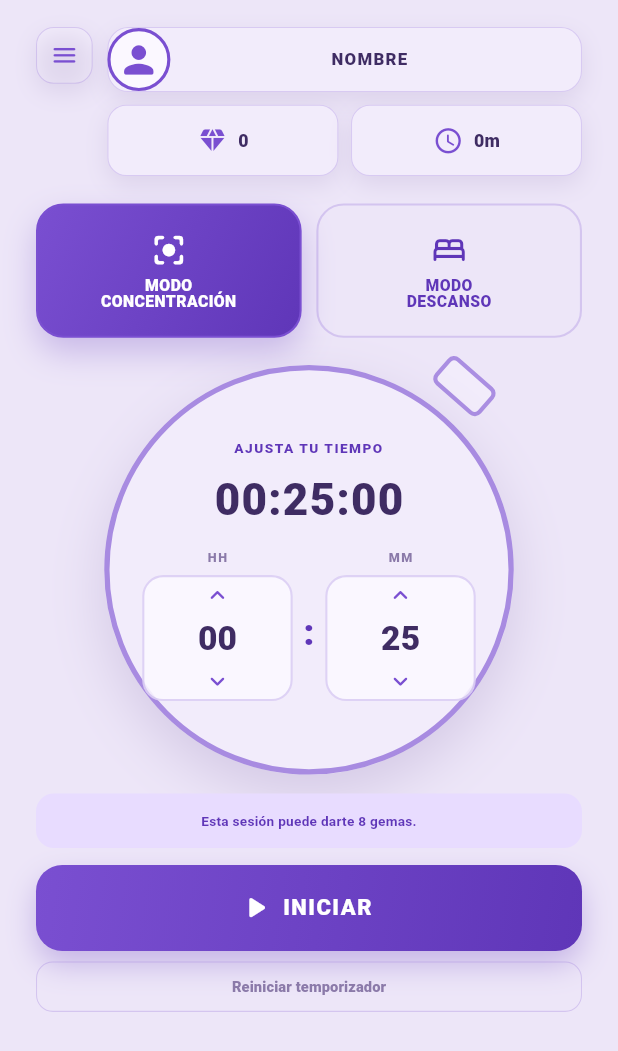
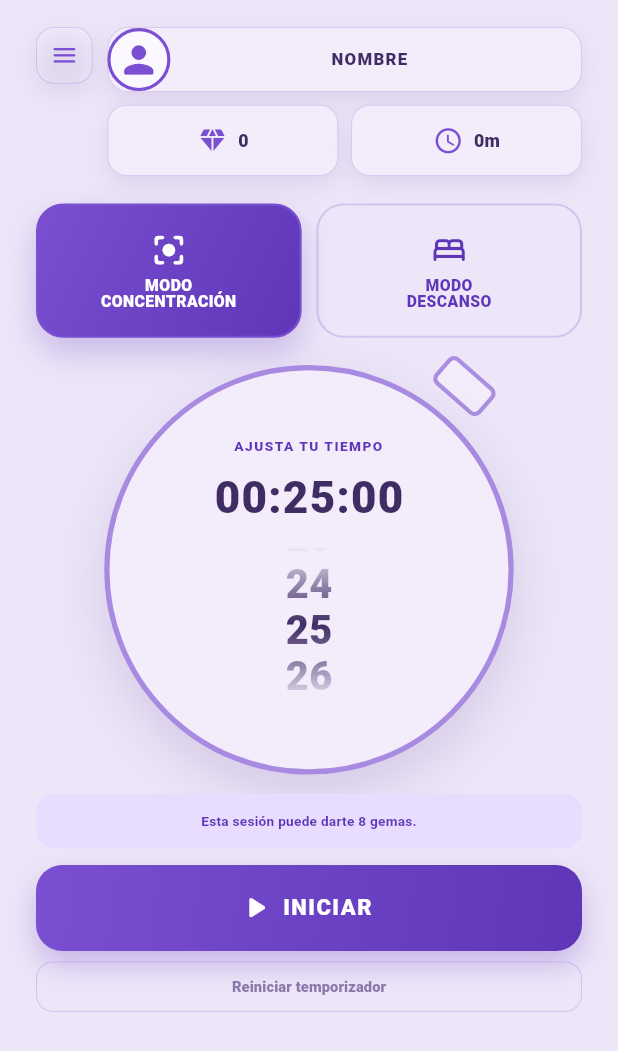
Before and after one commit to jayiel04/Atomic-Task, a Flutter app: the screen it shows after launch, on a phone screen of 412 x 824 dp. Shown: the top 1051 px of the screen. Run offline on Flutter 3.47's test engine with Material 3 defaults, Android fonts, the phone set to English and light mode, and no system bars; our stand-ins replace flutter_local_notifications, shared_preferences, timezone.

Commit message:
se mejoro y unifico el selector de minutos

```diff
--- a/lib/app.dart
+++ b/lib/app.dart
@@ -42,6 +42,8 @@
 
     _lifecycleListener = AppLifecycleListener(
       onResume: _controller.syncWithClock,
+      onPause: _controller.flushProgress,
+      onDetach: _controller.flushProgress,
     );
   }
 
--- a/lib/core/constants/timer_constants.dart
+++ b/lib/core/constants/timer_constants.dart
@@ -5,6 +5,5 @@
   static const int defaultFocusMinutes = 25;
   static const int defaultRestMinutes = 5;
 
-  static const int maximumHours = 23;
-  static const int maximumMinutes = 59;
+  static const int maximumMinutes = 120;
 }
--- a/lib/features/timer/data/services/local_timer_notification_service.dart
+++ b/lib/features/timer/data/services/local_timer_notification_service.dart
@@ -86,16 +86,16 @@
       return;
     }
 
-    await _runSafely('mostrar el tiempo restante', () {
+    await _runSafely('mostrar el tiempo inicial', () {
       return _plugin.show(
         id: _timerNotificationId,
         title: '$timerName en curso',
-        body: 'Tiempo restante: ${_formatDuration(remainingSeconds)}',
+        body: 'Tiempo inicial: ${_formatDuration(remainingSeconds)}',
         notificationDetails: NotificationDetails(
           android: AndroidNotificationDetails(
             'active_timer',
             'Temporizador en curso',
-            channelDescription: 'Muestra el tiempo restante del temporizador.',
+            channelDescription: 'Muestra el tiempo inicial del temporizador.',
             importance: Importance.low,
             priority: Priority.low,
             ongoing: true,
--- a/lib/features/timer/presentation/pages/timer_page.dart
+++ b/lib/features/timer/presentation/pages/timer_page.dart
@@ -15,18 +15,33 @@
 
   @override
   Widget build(BuildContext context) {
-    return AnimatedBuilder(
-      animation: controller,
-      builder: (context, _) {
     return Scaffold(
       drawer: ProgressDrawer(controller: controller),
       body: SafeArea(
-            child: controller.isInitialized
-                ? LayoutBuilder(
+        child: _ControllerSelector<bool>(
+          controller: controller,
+          select: (controller) => controller.isInitialized,
+          builder: (context, isInitialized) {
+            return isInitialized
+                ? _TimerContent(controller: controller)
+                : const Center(child: CircularProgressIndicator());
+          },
+        ),
+      ),
+    );
+  }
+}
+
+class _TimerContent extends StatelessWidget {
+  const _TimerContent({required this.controller});
+
+  final TimerController controller;
+
+  @override
+  Widget build(BuildContext context) {
+    return LayoutBuilder(
       builder: (context, constraints) {
-                      final horizontalPadding = constraints.maxWidth < 380
-                          ? 16.0
-                          : 24.0;
+        final horizontalPadding = constraints.maxWidth < 380 ? 16.0 : 24.0;
 
         return Padding(
           padding: EdgeInsets.fromLTRB(
@@ -43,15 +58,72 @@
                 width: 520,
                 child: Column(
                   children: [
-                                  HeaderSection(controller: controller),
+                    _ControllerSelector(
+                      controller: controller,
+                      select: (controller) => (
+                        controller.progress.profileName,
+                        controller.progress.gems,
+                        controller.progress.totalFocusSeconds ~/ 60,
+                      ),
+                      builder: (context, _) {
+                        return RepaintBoundary(
+                          child: HeaderSection(controller: controller),
+                        );
+                      },
+                    ),
                     const SizedBox(height: 26),
-                                  ModeSelector(controller: controller),
+                    _ControllerSelector(
+                      controller: controller,
+                      select: (controller) =>
+                          (controller.mode, controller.controlsLocked),
+                      builder: (context, _) {
+                        return RepaintBoundary(
+                          child: ModeSelector(controller: controller),
+                        );
+                      },
+                    ),
                     const SizedBox(height: 26),
-                                  TimerDial(controller: controller),
+                    _ControllerSelector(
+                      controller: controller,
+                      select: (controller) => (
+                        controller.mode,
+                        controller.minutes,
+                        controller.remainingSeconds,
+                        controller.selectedSeconds,
+                        controller.isRunning,
+                        controller.sessionCompleted,
+                        controller.controlsLocked,
+                      ),
+                      builder: (context, _) {
+                        return RepaintBoundary(
+                          child: TimerDial(controller: controller),
+                        );
+                      },
+                    ),
                     const SizedBox(height: 18),
-                                  _StatusCard(controller: controller),
+                    _ControllerSelector(
+                      controller: controller,
+                      select: (controller) =>
+                          (controller.statusMessage, controller.statusIsError),
+                      builder: (context, _) {
+                        return _StatusCard(controller: controller);
+                      },
+                    ),
                     const SizedBox(height: 16),
-                                  PrimaryActionButton(controller: controller),
+                    _ControllerSelector(
+                      controller: controller,
+                      select: (controller) => (
+                        controller.isRunning,
+                        controller.remainingSeconds > 0 &&
+                            controller.remainingSeconds <
+                                controller.selectedSeconds,
+                      ),
+                      builder: (context, _) {
+                        return RepaintBoundary(
+                          child: PrimaryActionButton(controller: controller),
+                        );
+                      },
+                    ),
                     const SizedBox(height: 10),
                     SizedBox(
                       width: double.infinity,
@@ -59,23 +131,15 @@
                         onPressed: controller.resetTimer,
                         style: OutlinedButton.styleFrom(
                           foregroundColor: AppColors.muted,
-                                        side: const BorderSide(
-                                          color: AppColors.border,
-                                        ),
-                                        padding: const EdgeInsets.symmetric(
-                                          vertical: 14,
-                                        ),
+                          side: const BorderSide(color: AppColors.border),
+                          padding: const EdgeInsets.symmetric(vertical: 14),
                           shape: RoundedRectangleBorder(
-                                          borderRadius: BorderRadius.circular(
-                                            16,
-                                          ),
+                            borderRadius: BorderRadius.circular(16),
                           ),
                         ),
                         child: const Text(
                           'Reiniciar temporizador',
-                                        style: TextStyle(
-                                          fontWeight: FontWeight.w800,
-                                        ),
+                          style: TextStyle(fontWeight: FontWeight.w800),
                         ),
                       ),
                     ),
@@ -86,13 +150,64 @@
           ),
         );
       },
-                  )
-                : const Center(child: CircularProgressIndicator()),
-          ),
-        );
-      },
     );
   }
+}
+
+class _ControllerSelector<T> extends StatefulWidget {
+  const _ControllerSelector({
+    required this.controller,
+    required this.select,
+    required this.builder,
+  });
+
+  final TimerController controller;
+  final T Function(TimerController controller) select;
+  final Widget Function(BuildContext context, T value) builder;
+
+  @override
+  State<_ControllerSelector<T>> createState() => _ControllerSelectorState<T>();
+}
+
+class _ControllerSelectorState<T> extends State<_ControllerSelector<T>> {
+  late T _value;
+
+  @override
+  void initState() {
+    super.initState();
+    _value = widget.select(widget.controller);
+    widget.controller.addListener(_handleControllerChanged);
+  }
+
+  @override
+  void didUpdateWidget(covariant _ControllerSelector<T> oldWidget) {
+    super.didUpdateWidget(oldWidget);
+
+    if (oldWidget.controller != widget.controller) {
+      oldWidget.controller.removeListener(_handleControllerChanged);
+      widget.controller.addListener(_handleControllerChanged);
+    }
+
+    _value = widget.select(widget.controller);
+  }
+
+  void _handleControllerChanged() {
+    final nextValue = widget.select(widget.controller);
+    if (nextValue == _value) {
+      return;
+    }
+
+    setState(() => _value = nextValue);
+  }
+
+  @override
+  void dispose() {
+    widget.controller.removeListener(_handleControllerChanged);
+    super.dispose();
+  }
+
+  @override
+  Widget build(BuildContext context) => widget.builder(context, _value);
 }
 
 class _StatusCard extends StatelessWidget {
--- a/lib/features/timer/presentation/widgets/time_selector.dart
+++ b/lib/features/timer/presentation/widgets/time_selector.dart
@@ -2,101 +2,115 @@
 
 import '../../../../core/theme/app_colors.dart';
 
-class TimeSelector extends StatelessWidget {
+class TimeSelector extends StatefulWidget {
   const TimeSelector({
-    required this.label,
     required this.value,
-    required this.onIncrease,
-    required this.onDecrease,
+    required this.maxValue,
+    required this.onChanged,
     required this.enabled,
     super.key,
   });
 
-  final String label;
   final int value;
-  final VoidCallback onIncrease;
-  final VoidCallback onDecrease;
+  final int maxValue;
+  final ValueChanged<int> onChanged;
   final bool enabled;
 
   @override
-  Widget build(BuildContext context) {
-    return Column(
-      children: [
-        Text(
-          label,
-          style: const TextStyle(
-            color: AppColors.muted,
-            fontSize: 12,
-            fontWeight: FontWeight.w900,
-            letterSpacing: 1.5,
-          ),
-        ),
-        const SizedBox(height: 8),
-        Container(
-          height: 120,
-          decoration: BoxDecoration(
-            color: AppColors.surface.withOpacity(0.88),
-            border: Border.all(
-              color: AppColors.border,
-              width: 2,
-            ),
-            borderRadius: BorderRadius.circular(20),
-          ),
-          clipBehavior: Clip.antiAlias,
-          child: Column(
-            children: [
-              _ArrowButton(
-                icon: Icons.keyboard_arrow_up_rounded,
-                onPressed: enabled ? onIncrease : null,
-              ),
-              Expanded(
-                child: Center(
-                  child: Text(
-                    value.toString().padLeft(2, '0'),
-                    style: const TextStyle(
-                      color: AppColors.text,
-                      fontSize: 32,
-                      fontWeight: FontWeight.w900,
-                    ),
-                  ),
-                ),
-              ),
-              _ArrowButton(
-                icon: Icons.keyboard_arrow_down_rounded,
-                onPressed: enabled ? onDecrease : null,
-              ),
-            ],
-          ),
-        ),
-      ],
+  State<TimeSelector> createState() => _TimeSelectorState();
+}
+
+class _TimeSelectorState extends State<TimeSelector> {
+  static const _itemExtent = 44.0;
+  static const _selectorHeight = 150.0;
+
+  late final PageController _scrollController;
+  late int _pendingValue;
+
+  @override
+  void initState() {
+    super.initState();
+    _pendingValue = widget.value;
+    _scrollController = PageController(
+      initialPage: widget.value,
+      viewportFraction: _itemExtent / _selectorHeight,
     );
   }
-}
 
-class _ArrowButton extends StatelessWidget {
-  const _ArrowButton({
-    required this.icon,
-    required this.onPressed,
-  });
+  @override
+  void didUpdateWidget(covariant TimeSelector oldWidget) {
+    super.didUpdateWidget(oldWidget);
+    if (widget.value != oldWidget.value) {
+      _pendingValue = widget.value;
+      if (_scrollController.hasClients &&
+          _scrollController.page?.round() != widget.value) {
+        _scrollController.jumpToPage(widget.value);
+      }
+    }
+  }
 
-  final IconData icon;
-  final VoidCallback? onPressed;
+  @override
+  void dispose() {
+    _scrollController.dispose();
+    super.dispose();
+  }
 
   @override
   Widget build(BuildContext context) {
     return SizedBox(
-      height: 34,
-      width: double.infinity,
-      child: IconButton(
-        onPressed: onPressed,
-        padding: EdgeInsets.zero,
-        splashRadius: 20,
-        icon: Icon(
-          icon,
-          color: onPressed == null
-              ? AppColors.muted.withOpacity(0.35)
-              : AppColors.primary,
-          size: 28,
+      height: _selectorHeight,
+      child: RepaintBoundary(
+        child: ShaderMask(
+          blendMode: BlendMode.dstIn,
+          shaderCallback: (bounds) {
+            return const LinearGradient(
+              begin: Alignment.topCenter,
+              end: Alignment.bottomCenter,
+              colors: [
+                Colors.transparent,
+                Colors.white54,
+                Colors.white,
+                Colors.white54,
+                Colors.transparent,
+              ],
+              stops: [0, 0.25, 0.5, 0.75, 1],
+            ).createShader(bounds);
+          },
+          child: NotificationListener<ScrollEndNotification>(
+            onNotification: (_) {
+              if (widget.enabled && _pendingValue != widget.value) {
+                widget.onChanged(_pendingValue);
+              }
+              return false;
+            },
+            child: PageView.builder(
+              controller: _scrollController,
+              scrollDirection: Axis.vertical,
+              itemCount: widget.maxValue + 1,
+              physics: widget.enabled
+                  ? const BouncingScrollPhysics(
+                      decelerationRate: ScrollDecelerationRate.normal,
+                    )
+                  : const NeverScrollableScrollPhysics(),
+              onPageChanged: widget.enabled
+                  ? (value) => _pendingValue = value
+                  : null,
+              itemBuilder: (context, index) {
+                return Center(
+                  child: Text(
+                    index.toString().padLeft(2, '0'),
+                    style: TextStyle(
+                      color: widget.enabled
+                          ? AppColors.text
+                          : AppColors.muted.withValues(alpha: 0.45),
+                      fontSize: 38,
+                      fontWeight: FontWeight.w900,
+                    ),
+                  ),
+                );
+              },
+            ),
+          ),
         ),
       ),
     );
--- a/lib/features/timer/presentation/widgets/timer_dial.dart
+++ b/lib/features/timer/presentation/widgets/timer_dial.dart
@@ -1,5 +1,6 @@
 import 'package:flutter/material.dart';
 
+import '../../../../core/constants/timer_constants.dart';
 import '../../../../core/theme/app_colors.dart';
 import '../../../../core/utils/time_formatter.dart';
 import '../controllers/timer_controller.dart';
@@ -92,43 +93,14 @@
                         ),
                       ),
                       const SizedBox(height: 16),
-                      Row(
-                        crossAxisAlignment: CrossAxisAlignment.end,
-                        children: [
-                          Expanded(
-                            child: TimeSelector(
-                              label: 'HH',
-                              value: controller.hours,
-                              onIncrease: controller.increaseHours,
-                              onDecrease: controller.decreaseHours,
-                              enabled: !controller.controlsLocked,
-                            ),
-                          ),
-                          const Padding(
-                            padding: EdgeInsets.only(
-                              left: 10,
-                              right: 10,
-                              bottom: 40,
-                            ),
-                            child: Text(
-                              ':',
-                              style: TextStyle(
-                                color: AppColors.primaryDark,
-                                fontSize: 36,
-                                fontWeight: FontWeight.w900,
-                              ),
-                            ),
-                          ),
-                          Expanded(
-                            child: TimeSelector(
-                              label: 'MM',
-                              value: controller.minutes,
-                              onIncrease: controller.increaseMinutes,
-                              onDecrease: controller.decreaseMinutes,
-                              enabled: !controller.controlsLocked,
-                            ),
-                          ),
-                        ],
+                      SizedBox(
+                        width: size * 0.52,
+                        child: TimeSelector(
+                          value: controller.minutes,
+                          maxValue: TimerConstants.maximumMinutes,
+                          onChanged: controller.setMinutes,
+                          enabled: !controller.controlsLocked,
+                        ),
                       ),
                     ],
                   ),
```
Also changed, not shown: lib/features/timer/presentation/controllers/timer_controller.dart (+47 -42 lines), 2 other files. Lines whose indentation alone changed are shown as unchanged.
